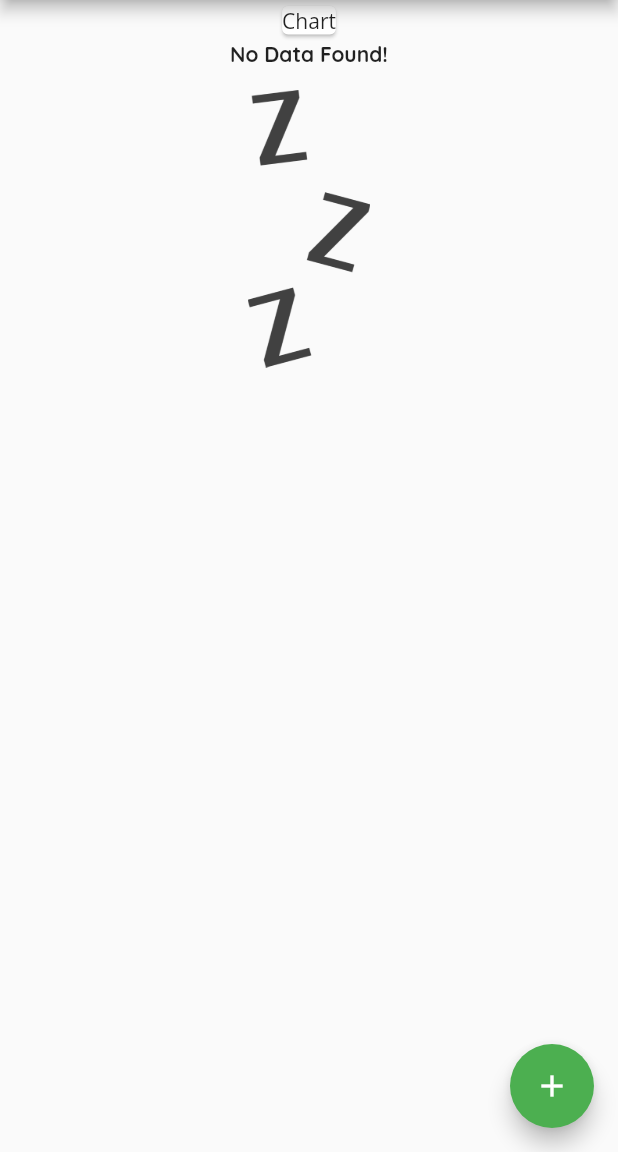
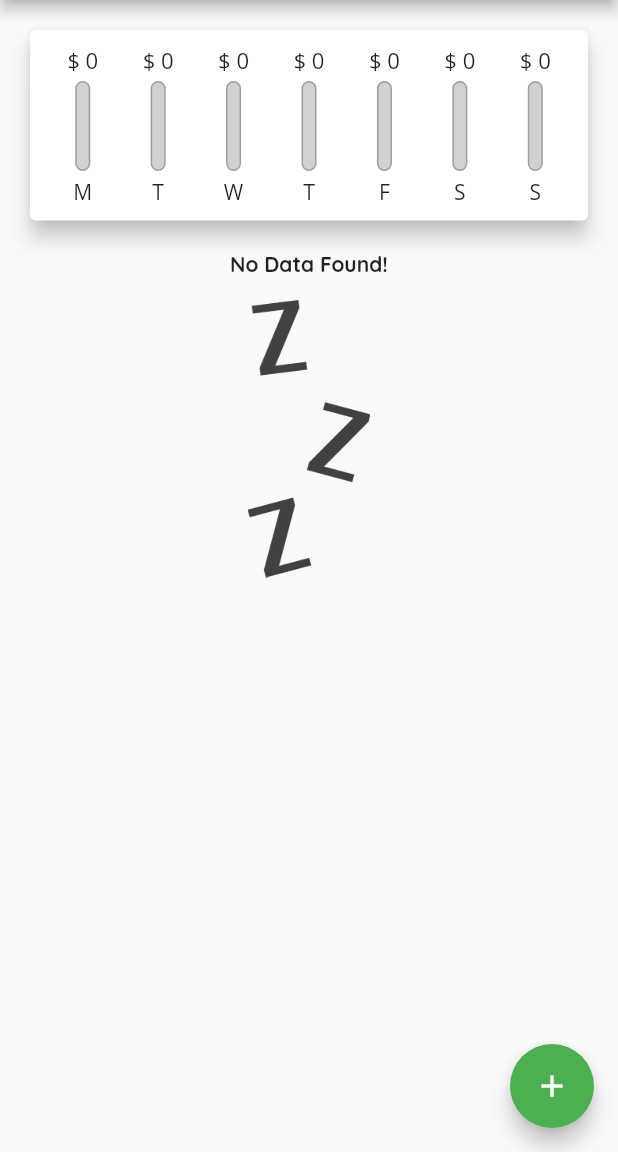
Before and after one commit to Vimalraj-Vijay/Expense----Flutter-App, a Flutter app: the screen it shows after launch, on a phone screen of 412 x 824 dp, the part 84-1236 px from its top. Run offline on Flutter 3.47's test engine with Material 2 defaults, Android fonts, the light colour scheme and no system bars.

Commit message:
Final Output

```diff
--- /dev/null
+++ b/lib/home/chart/chart.dart
@@ -0,0 +1,69 @@
+import 'package:flutter/material.dart';
+import 'package:intl/intl.dart';
+import 'package:my_expenses/home/chart/chart_bar.dart';
+
+import 'package:my_expenses/home/model/transcation_model.dart';
+
+class Chart extends StatelessWidget {
+  final List<TranscationModel> transcationValues;
+  const Chart({
+    Key? key,
+    required this.transcationValues,
+  }) : super(key: key);
+
+  List<Map<String, Object>> get getTrancationsValues {
+    return List.generate(7, (index) {
+      final weekDay = DateTime.now().subtract(
+        Duration(
+          days: index,
+        ),
+      );
+      var totalSum = 0.0;
+
+      for (var i = 0; i < transcationValues.length; i++) {
+        if (transcationValues[i].dateTime.day == weekDay.day &&
+            transcationValues[i].dateTime.month == weekDay.month &&
+            transcationValues[i].dateTime.year == weekDay.year) {
+          totalSum += transcationValues[i].amount;
+        }
+      }
+
+      return {
+        'day': DateFormat.E().format(weekDay).substring(0, 1),
+        'amount': totalSum
+      };
+    }).reversed.toList();
+  }
+
+  double get totalSpending {
+    return transcationValues.fold(0.0, (previousValue, element) {
+      return previousValue + element.amount;
+    });
+  }
+
+  @override
+  Widget build(BuildContext context) {
+    return Card(
+      elevation: 6,
+      margin: EdgeInsets.all(20),
+      child: Padding(
+        padding: const EdgeInsets.all(10),
+        child: Row(
+          mainAxisAlignment: MainAxisAlignment.spaceAround,
+          children: getTrancationsValues.map((data) {
+            return Flexible(
+              fit: FlexFit.tight,
+              child: ChartBar(
+                label: data['day'].toString(),
+                spendedAmout: double.parse(data['amount'].toString()),
+                spendingTotalPercent: totalSpending == 0.0
+                    ? 0.0
+                    : (data['amount'] as double) / totalSpending,
+              ),
+            );
+          }).toList(),
+        ),
+      ),
+    );
+  }
+}
--- /dev/null
+++ b/lib/home/chart/chart_bar.dart
@@ -0,0 +1,60 @@
+import 'package:flutter/material.dart';
+import 'package:my_expenses/utils/colors.dart';
+import 'package:my_expenses/utils/strings.dart';
+
+class ChartBar extends StatelessWidget {
+  final String label;
+  final double spendedAmout;
+  final double spendingTotalPercent;
+
+  const ChartBar({
+    Key? key,
+    required this.label,
+    required this.spendedAmout,
+    required this.spendingTotalPercent,
+  }) : super(key: key);
+
+  @override
+  Widget build(BuildContext context) {
+    return Column(
+      children: [
+        Container(
+          height: 20,
+          child: FittedBox(
+            child: Text("$appCurrency ${spendedAmout.toStringAsFixed(0)}"),
+          ),
+        ),
+        SizedBox(
+          height: 4,
+        ),
+        Container(
+          height: 60,
+          width: 10,
+          child: Stack(
+            children: [
+              Container(
+                decoration: BoxDecoration(
+                  border: Border.all(color: Colors.grey, width: 1.0),
+                  color: greyColor,
+                  borderRadius: BorderRadius.circular(10),
+                ),
+              ),
+              FractionallySizedBox(
+                heightFactor: spendingTotalPercent,
+                child: Container(
+                  decoration: BoxDecoration(
+                      color: Theme.of(context).primaryColor,
+                      borderRadius: BorderRadius.circular(10)),
+                ),
+              )
+            ],
+          ),
+        ),
+        SizedBox(
+          height: 4,
+        ),
+        Text(label),
+      ],
+    );
+  }
+}
--- a/lib/home/home.dart
+++ b/lib/home/home.dart
@@ -1,5 +1,6 @@
 import 'package:flutter/material.dart';
 import 'package:my_expenses/home/add_new_tx.dart';
+import 'package:my_expenses/home/chart/chart.dart';
 import 'model/transcation_model.dart';
 import 'transation_list.dart';
 
@@ -36,16 +37,30 @@ class _MyHomePageState extends State<MyHomePage> {
     ), */
   ];
 
-  void _addTranscations(String title, double amount) {
+  List<TranscationModel> get _recentTranscation {
+    return transation.where((element) {
+      return element.dateTime.isAfter(DateTime.now().subtract(
+        Duration(days: 7),
+      ));
+    }).toList();
+  }
+
+  void _addTranscations(String title, double amount, DateTime selectedDate) {
     final newTx = TranscationModel(
       title: title,
       amount: amount,
       id: DateTime.now().toString(),
-      dateTime: DateTime.now(),
+      dateTime: selectedDate,
     );
 
     setState(() {
       transation.add(newTx);
+    });
+  }
+
+  void _deleteTranscation(String id) {
+    setState(() {
+      transation.removeWhere((element) => element.id == id);
     });
   }
 
@@ -81,12 +96,9 @@ class _MyHomePageState extends State<MyHomePage> {
       body: SingleChildScrollView(
         child: Column(
           children: [
-            Card(
-              child: Text("Chart"),
-            ),
+            Chart(transcationValues: _recentTranscation),
             TransationList(
-              transation: transation,
-            )
+                transation: transation, deleteTrancation: _deleteTranscation),
           ],
         ),
       ),
--- a/lib/utils/colors.dart
+++ b/lib/utils/colors.dart
@@ -2,3 +2,4 @@ import 'dart:ui';
 
 const white = Color(0xFFFFFFFF);
 const textColor = Color(0xC9302C2C);
+const greyColor = Color(0xC9C5C5C5);
--- a/lib/utils/strings.dart
+++ b/lib/utils/strings.dart
@@ -1,3 +1,6 @@
 
 
 const String appCurrency = "\$";
+
+const String noDateChoose = "No date chosen!";
+const String chooseDate = "Choose Date";
```
Also changed, not shown: lib/home/add_new_tx.dart (+44 -10 lines), lib/home/transation_list.dart (+20 -40 lines).
